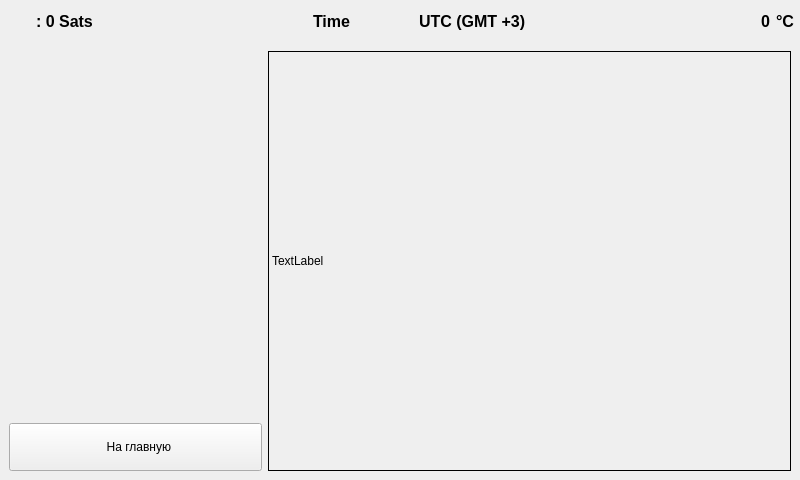
The window that GUI/HalsWindow.ui (Lom-Karatist/HALS) describes before a commit, drawn with Qt 5.
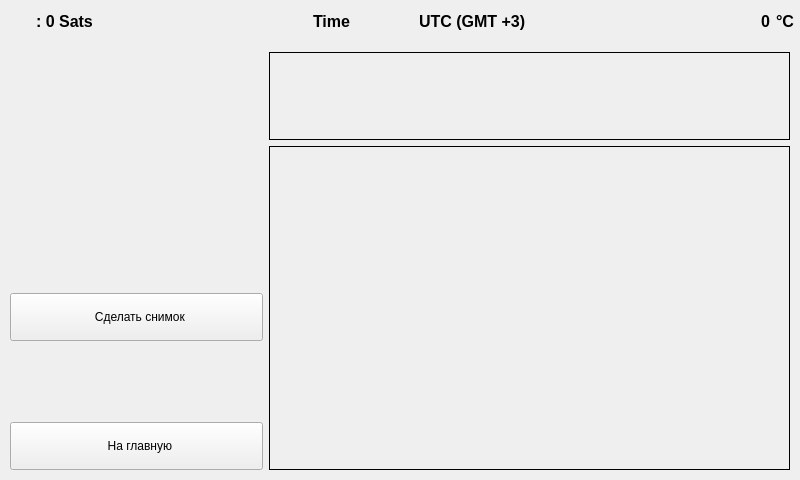
The same window after the commit. The open tabs and pages were chosen to show the change. Icons and pictures are not drawn.

```diff
--- a/GUI/HalsWindow.ui
+++ b/GUI/HalsWindow.ui
@@ -486,17 +486,58 @@
       </widget>
       <widget class="QWidget" name="cameraPage">
        <layout class="QHBoxLayout" name="horizontalLayout_3">
+        <property name="leftMargin">
+         <number>10</number>
+        </property>
+        <property name="topMargin">
+         <number>10</number>
+        </property>
+        <property name="rightMargin">
+         <number>10</number>
+        </property>
+        <property name="bottomMargin">
+         <number>10</number>
+        </property>
         <item>
          <layout class="QVBoxLayout" name="verticalLayout_4">
+          <item>
+           <spacer name="verticalSpacer_3">
+            <property name="orientation">
+             <enum>Qt::Vertical</enum>
+            </property>
+            <property name="sizeHint" stdset="0">
+             <size>
+              <width>20</width>
+              <height>40</height>
+             </size>
+            </property>
+           </spacer>
+          </item>
+          <item>
+           <widget class="QPushButton" name="pushButtonMakeSnapshot">
+            <property name="minimumSize">
+             <size>
+              <width>0</width>
+              <height>48</height>
+             </size>
+            </property>
+            <property name="text">
+             <string>  Сделать снимок</string>
+            </property>
+           </widget>
+          </item>
           <item>
            <spacer name="verticalSpacer_2">
             <property name="orientation">
              <enum>Qt::Vertical</enum>
             </property>
+            <property name="sizeType">
+             <enum>QSizePolicy::Fixed</enum>
+            </property>
             <property name="sizeHint" stdset="0">
              <size>
               <width>20</width>
-              <height>40</height>
+              <height>75</height>
              </size>
             </property>
            </spacer>
@@ -517,20 +558,40 @@
          </layout>
         </item>
         <item>
+         <layout class="QVBoxLayout" name="verticalLayout_6">
+          <item>
+           <widget class="QLabel" name="labelSpectra">
+            <property name="frameShape">
+             <enum>QFrame::Box</enum>
+            </property>
+            <property name="text">
+             <string/>
+            </property>
+           </widget>
+          </item>
+          <item>
          <widget class="QLabel" name="labelCameraImage">
           <property name="sizePolicy">
-           <sizepolicy hsizetype="Expanding" vsizetype="Expanding">
+             <sizepolicy hsizetype="Expanding" vsizetype="Fixed">
             <horstretch>0</horstretch>
             <verstretch>0</verstretch>
            </sizepolicy>
           </property>
+            <property name="minimumSize">
+             <size>
+              <width>0</width>
+              <height>324</height>
+             </size>
+            </property>
           <property name="frameShape">
            <enum>QFrame::Box</enum>
           </property>
           <property name="text">
-           <string>TextLabel</string>
-          </property>
-         </widget>
+             <string/>
+            </property>
+           </widget>
+          </item>
+         </layout>
         </item>
        </layout>
       </widget>
```
Left out of the diff: 2 changed lines with no effect on the pictures. Lines whose indentation alone changed are shown as unchanged.
